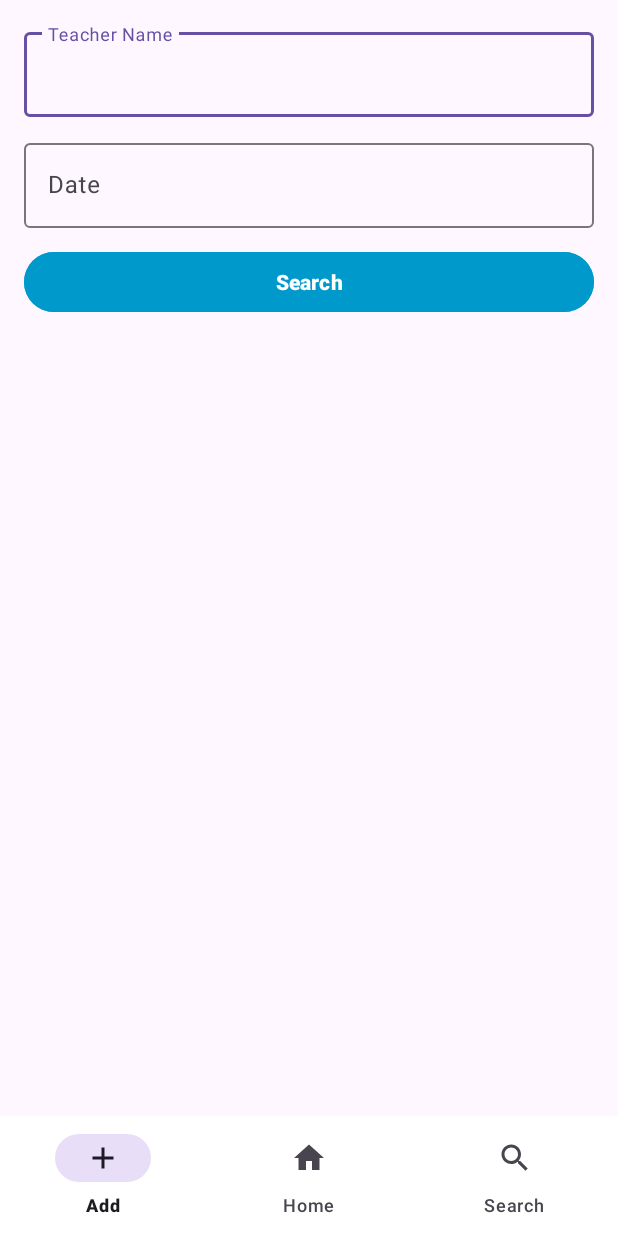
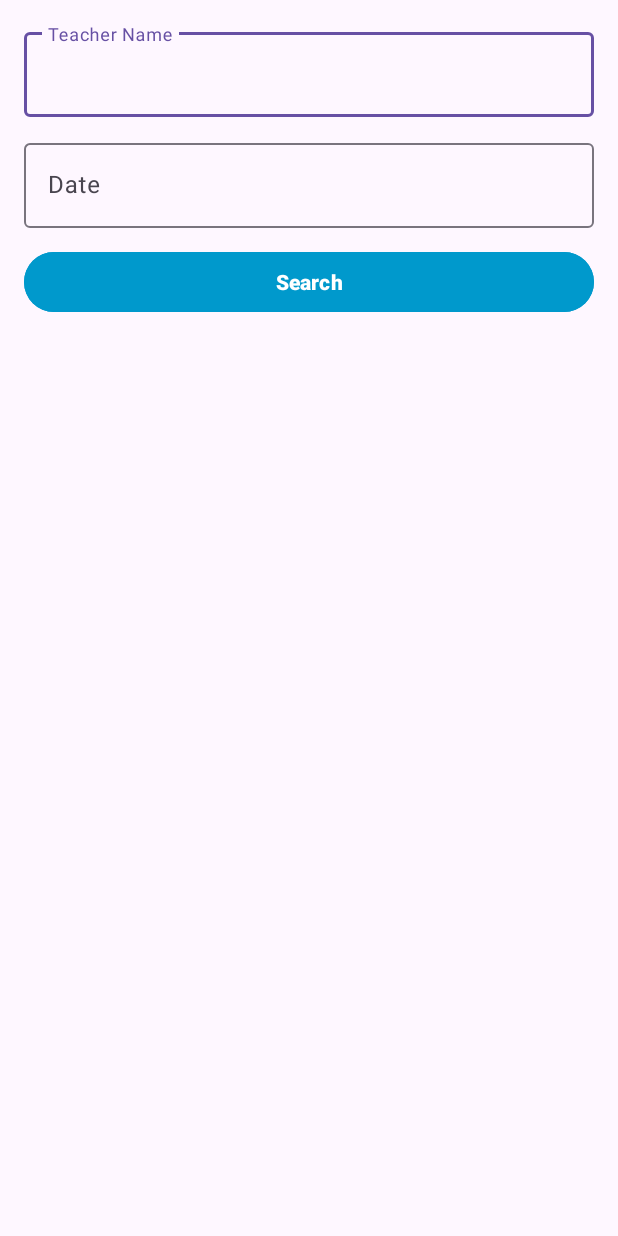
Before and after one commit to ltn23/YogaAdmin, an Android app: the SearchActivity screen opened directly, with no data from a screen before it, on a phone screen of 412 x 824 dp. Run offline under Robolectric (Android 15) with nearby library versions, the phone set to English and light mode, and no system bars; our stand-ins replace Firebase (no records; nobody signed in at launch, a user with empty details on screens opened directly).

Commit message:
fix search

```diff
--- a/YogaAdminApp/app/src/main/res/layout/activity_search.xml
+++ b/YogaAdminApp/app/src/main/res/layout/activity_search.xml
@@ -1,9 +1,9 @@
 <?xml version="1.0" encoding="utf-8"?>
-<androidx.coordinatorlayout.widget.CoordinatorLayout
-    xmlns:android="http://schemas.android.com/apk/res/android"
-    xmlns:app="http://schemas.android.com/apk/res-auto"
-    android:layout_width="match_parent"
-    android:layout_height="match_parent">
+<!--<androidx.coordinatorlayout.widget.CoordinatorLayout-->
+<!--    xmlns:android="http://schemas.android.com/apk/res/android"-->
+<!--    xmlns:app="http://schemas.android.com/apk/res-auto"-->
+<!--    android:layout_width="match_parent"-->
+<!--    android:layout_height="match_parent">-->
 <ScrollView xmlns:android="http://schemas.android.com/apk/res/android"
     android:layout_width="match_parent"
     android:layout_height="match_parent"
@@ -62,12 +62,12 @@
     </LinearLayout>
 
 </ScrollView>
-    <com.google.android.material.bottomnavigation.BottomNavigationView
-        android:id="@+id/bottom_navigation"
-        android:layout_width="match_parent"
-        android:layout_height="wrap_content"
-        android:layout_gravity="bottom"
-        app:menu="@menu/bottom_nav_menu"
-        android:background="@android:color/white"/>
+<!--    <com.google.android.material.bottomnavigation.BottomNavigationView-->
+<!--        android:id="@+id/bottom_navigation"-->
+<!--        android:layout_width="match_parent"-->
+<!--        android:layout_height="wrap_content"-->
+<!--        android:layout_gravity="bottom"-->
+<!--        app:menu="@menu/bottom_nav_menu"-->
+<!--        android:background="@android:color/white"/>-->
 
-</androidx.coordinatorlayout.widget.CoordinatorLayout>
+<!--</androidx.coordinatorlayout.widget.CoordinatorLayout>-->
```
Also changed, not shown: YogaAdminApp/app/src/main/res/layout/activity_add_course.xml (+21 -6 lines), 1 other file.
